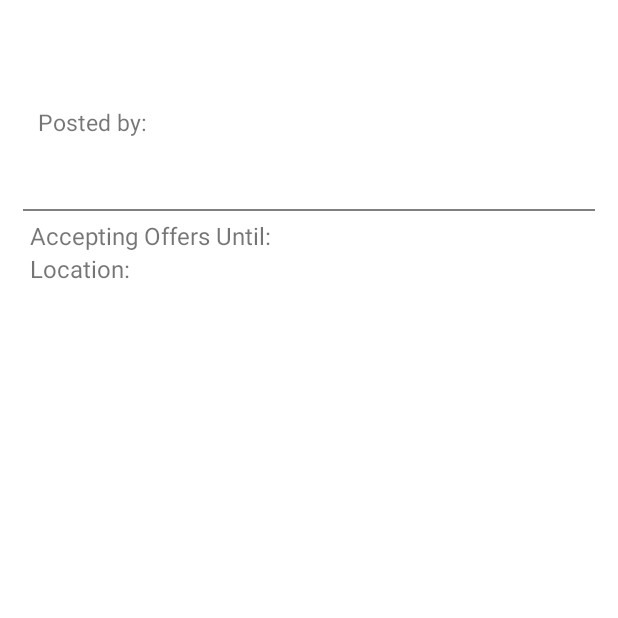
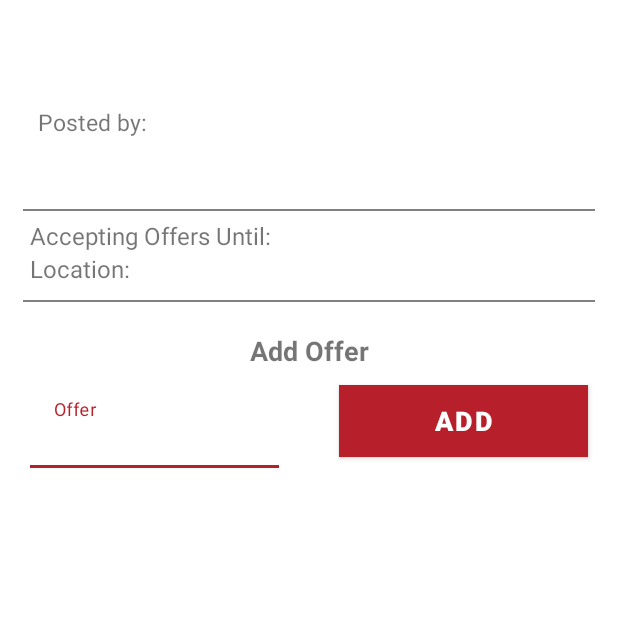
Before and after one commit to D-Byrne/FYP_App, an Android app: the ViewRequestActivity screen opened directly, with no data from a screen before it, on a phone screen of 412 x 824 dp, the top half of it. Run offline under Robolectric (Android 15) with nearby library versions, the phone set to English and light mode, and no system bars; our stand-ins replace Firebase (no records; nobody signed in at launch, a user with empty details on screens opened directly); 1 statement that could not run was skipped.

Commit message:
Added offer model. Added option to add offer consisting of offer amount, authorId, and author name under request details. Added functionality to add offers to selected request in realtime database.

```diff
--- a/app/src/main/java/org/wit/fyp/ViewRequestActivity.kt
+++ b/app/src/main/java/org/wit/fyp/ViewRequestActivity.kt
@@ -2,10 +2,28 @@ package org.wit.fyp
 
 import androidx.appcompat.app.AppCompatActivity
 import android.os.Bundle
+import android.util.Log
+import android.widget.Toast
+import com.google.firebase.auth.FirebaseAuth
+import com.google.firebase.database.DataSnapshot
+import com.google.firebase.database.DatabaseError
+import com.google.firebase.database.DatabaseReference
+import com.google.firebase.database.ValueEventListener
+import com.google.firebase.database.ktx.database
+import com.google.firebase.ktx.Firebase
+import kotlinx.android.synthetic.main.activity_add_request.*
 import kotlinx.android.synthetic.main.activity_view_request.*
+import kotlinx.android.synthetic.main.activity_view_request.view.*
+import org.wit.fyp.models.OfferModel
 import org.wit.fyp.models.RequestModel
 
 class ViewRequestActivity : AppCompatActivity() {
+
+    private lateinit var database: DatabaseReference
+
+    var username = ""
+    var firstName: String = ""
+    var lastName: String = ""
 
     var request = RequestModel()
 
@@ -13,7 +31,22 @@ class ViewRequestActivity : AppCompatActivity() {
         super.onCreate(savedInstanceState)
         setContentView(R.layout.activity_view_request)
 
+        database = Firebase.database.reference
+
+
         setRequestFields()
+
+        getUserData()
+
+        btn_add_offer.setOnClickListener{
+            if(edit_text_add_offer.text.toString().trim().isNotEmpty()){
+                addOffer()
+                edit_text_add_offer.setText("")
+            }
+            else{ Toast.makeText(this, "Must enter offer.", Toast.LENGTH_SHORT).show()}
+        }
+
+
 
     }
 
@@ -26,4 +59,53 @@ class ViewRequestActivity : AppCompatActivity() {
         view_request_deadline.setText("Accepting Offers Until: " + request.requestDeadline)
         view_request_location.setText("Location: " + request.requestLocation)
     }
+
+    private fun addOffer(){
+        /*
+        var title = edit_text_add_request_title.text.toString().trim()
+        var details = edit_text_add_request_details.text.toString().trim()
+        var deadline = deadline_label.text.toString().trim()
+        var location = custom_spinner_item.text.toString().trim()
+        val id = database.push().key
+
+        val userId = FirebaseAuth.getInstance().currentUser!!.uid
+
+        var requestModel = RequestModel(userId, username!!,  title, details, deadline, location)
+
+        database.child("requests").child(id!!).setValue(requestModel)
+
+         */
+
+        var authorId = FirebaseAuth.getInstance().currentUser!!.uid
+        var authorName = username
+        var offerAmount = view_request_offer_field.edit_text_add_offer.text.toString()
+        val id = database.push().key
+
+        var offerModel = OfferModel(authorId, authorName, offerAmount)
+
+        database.child("requests").child(request.reqId!!).child("offers").child(id!!).setValue(offerModel)
+    }
+
+    private fun getUserData(){
+        database.child("users").child(FirebaseAuth.getInstance().currentUser!!.uid).addValueEventListener(object:
+            ValueEventListener {
+            override fun onCancelled(error: DatabaseError){
+                Log.e("cancel", error.toString())
+            }
+
+            override fun onDataChange(dataSnapshot: DataSnapshot) {
+
+                if(dataSnapshot.exists()) {
+
+                    firstName = dataSnapshot.child("firstName").getValue(String::class.java)!!
+                    lastName = dataSnapshot.child("lastName").getValue(String::class.java)!!
+
+                    username = firstName + " " + lastName
+
+                } else{
+
+                }
+            }
+        })
+    }
 }
--- /dev/null
+++ b/app/src/main/java/org/wit/fyp/models/OfferModel.kt
@@ -0,0 +1,7 @@
+package org.wit.fyp.models
+
+import android.os.Parcelable
+import kotlinx.android.parcel.Parcelize
+
+@Parcelize
+class OfferModel(var authorId: String ="", var authorName: String = "", var amount: String = "", var offerId: String? = null) : Parcelable
--- a/app/src/main/res/layout/activity_view_request.xml
+++ b/app/src/main/res/layout/activity_view_request.xml
@@ -1,5 +1,6 @@
 <?xml version="1.0" encoding="utf-8"?>
-<androidx.constraintlayout.widget.ConstraintLayout xmlns:android="http://schemas.android.com/apk/res/android"
+<androidx.constraintlayout.widget.ConstraintLayout
+    xmlns:android="http://schemas.android.com/apk/res/android"
     xmlns:app="http://schemas.android.com/apk/res-auto"
     xmlns:tools="http://schemas.android.com/tools"
     android:layout_width="match_parent"
@@ -15,7 +16,7 @@
         <ScrollView
             android:layout_width="match_parent"
             android:layout_height="match_parent"
-            android:fillViewport="true">
+            android:fillViewport="false">
 
             <LinearLayout
                 android:layout_width="match_parent"
@@ -83,6 +84,68 @@
                     android:layout_marginEnd="20dp"
                     android:layout_marginTop="0dp"/>
 
+                <View
+                    android:layout_width="match_parent"
+                    android:layout_height="1dp"
+                    android:background="#808080"
+                    android:layout_marginStart="15dp"
+                    android:layout_marginEnd="15dp"
+                    android:layout_marginTop="10dp"
+                    android:layout_marginBottom="0dp"/>
+
+                <TextView
+                    android:id="@+id/view_request_offer_tv"
+                    android:layout_width="match_parent"
+                    android:layout_height="wrap_content"
+                    android:gravity="center"
+                    android:textSize="18sp"
+                    android:textStyle="bold"
+                    android:text="Add Offer"
+                    android:layout_marginStart="20dp"
+                    android:layout_marginEnd="20dp"
+                    android:layout_marginTop="20dp"/>
+
+                <LinearLayout
+                    android:layout_width="match_parent"
+                    android:layout_height="wrap_content"
+                    android:gravity="center_horizontal"
+                    android:orientation="horizontal">
+
+                <com.google.android.material.textfield.TextInputLayout
+                    android:id="@+id/view_request_offer_field"
+                    android:layout_width="0dp"
+                    android:layout_weight="1"
+                    android:layout_height="wrap_content"
+                    android:layout_marginStart="20dp"
+                    android:layout_marginTop="10dp"
+                    android:layout_marginEnd="20dp"
+                    android:hint="Offer"
+                    app:boxBackgroundColor="@android:color/transparent"
+                    android:background="@android:color/transparent">
+
+                    <EditText
+                        android:id="@+id/edit_text_add_offer"
+                        android:layout_width="match_parent"
+                        android:layout_height="wrap_content"
+                        android:inputType="numberDecimal"/>
+                </com.google.android.material.textfield.TextInputLayout>
+
+                <Button
+                    android:id="@+id/btn_add_offer"
+                    android:layout_width="0dp"
+                    android:layout_weight="1"
+                    android:layout_height="wrap_content"
+                    android:layout_marginStart="20dp"
+                    android:layout_marginTop="0dp"
+                    android:layout_marginEnd="20dp"
+                    android:textSize="18sp"
+                    android:textStyle="bold"
+                    android:foreground="?attr/selectableItemBackground"
+                    android:background="@color/red_gradient_two"
+                    android:text="Add" />
+
+                </LinearLayout>
+
             </LinearLayout>
 
         </ScrollView>
```
